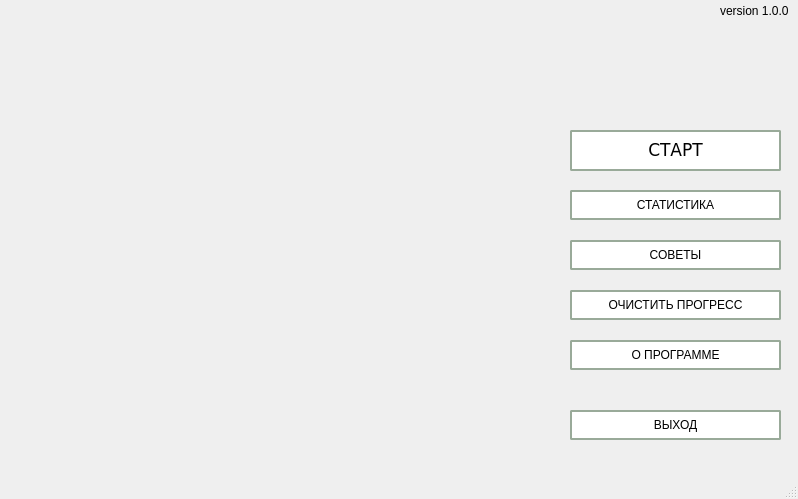
The window that main.ui (CicadaInc/biostat) describes before a commit, drawn with Qt 5.
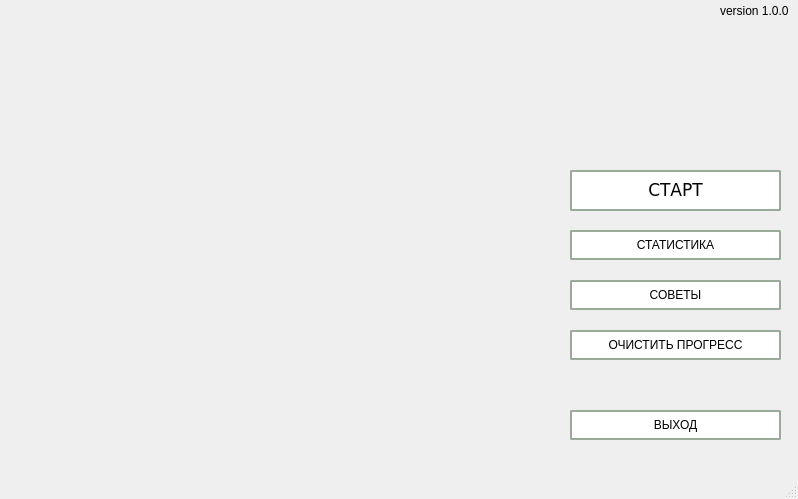
The same window after the commit.

Commit message: -button about

Diff of the .ui file:
```diff
--- a/main.ui
+++ b/main.ui
@@ -21,7 +21,7 @@
     <property name="geometry">
      <rect>
       <x>570</x>
-      <y>130</y>
+      <y>170</y>
       <width>211</width>
       <height>41</height>
      </rect>
@@ -63,7 +63,7 @@
     <property name="geometry">
      <rect>
       <x>570</x>
-      <y>190</y>
+      <y>230</y>
       <width>211</width>
       <height>30</height>
      </rect>
@@ -87,7 +87,7 @@
     <property name="geometry">
      <rect>
       <x>570</x>
-      <y>290</y>
+      <y>330</y>
       <width>211</width>
       <height>30</height>
      </rect>
@@ -123,35 +123,11 @@
      <string>version 1.0.0</string>
     </property>
    </widget>
-   <widget class="QPushButton" name="pushAbout">
-    <property name="geometry">
-     <rect>
-      <x>570</x>
-      <y>340</y>
-      <width>211</width>
-      <height>30</height>
-     </rect>
-    </property>
-    <property name="cursor">
-     <cursorShape>PointingHandCursor</cursorShape>
-    </property>
-    <property name="styleSheet">
-     <string notr="true">QPushButton {font: 13pt &quot;verdana&quot;;
-background-color: rgb(255, 255, 255);
-border-radius: 2px;
-border: 2px solid #9a9;
-box-shadow: 4px 4px 4px rgba(8, 8, 8, 0.5)}
-QPushButton:hover {background-color: rgba(231, 253, 255, 0.7); border: 2px solid #9a9;}</string>
-    </property>
-    <property name="text">
-     <string>О ПРОГРАММЕ</string>
-    </property>
-   </widget>
    <widget class="QPushButton" name="pushAdvices">
     <property name="geometry">
      <rect>
       <x>570</x>
-      <y>240</y>
+      <y>280</y>
       <width>211</width>
       <height>30</height>
      </rect>
```
The commit also changes 1 other file.
